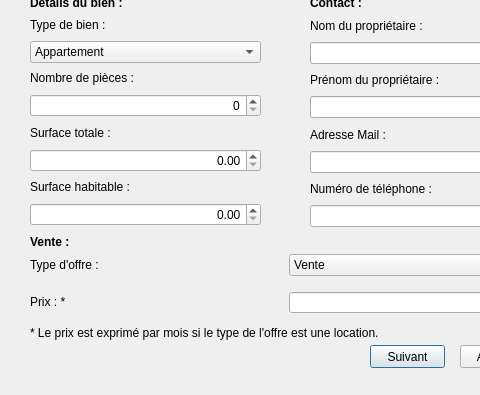
Old version of the form dialognewA.ui in the repository Kodstok/QtProjet; both pictures show x 0 to 480 and y 225 to 620 of the 573 by 620 pixel window.
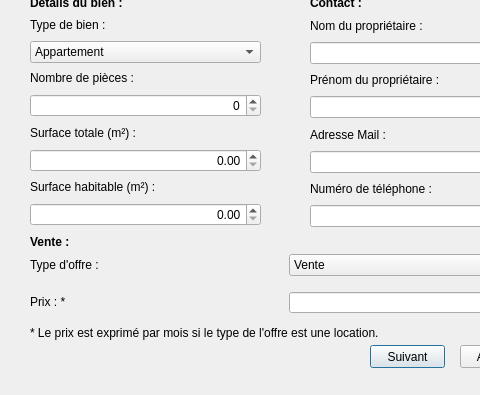
New version of the form.

Patch:
```diff
--- a/dialognewA.ui
+++ b/dialognewA.ui
@@ -293,7 +293,7 @@
        </font>
       </property>
       <property name="text">
-       <string>&lt;html&gt;&lt;head/&gt;&lt;body&gt;&lt;p&gt;&lt;span style=&quot; font-weight:400;&quot;&gt;Surface totale :&lt;/span&gt;&lt;/p&gt;&lt;/body&gt;&lt;/html&gt;</string>
+       <string>&lt;html&gt;&lt;head/&gt;&lt;body&gt;&lt;p&gt;&lt;span style=&quot; font-weight:400;&quot;&gt;Surface totale (m²) :&lt;/span&gt;&lt;/p&gt;&lt;/body&gt;&lt;/html&gt;</string>
       </property>
      </widget>
     </item>
@@ -316,7 +316,7 @@
        </font>
       </property>
       <property name="text">
-       <string>&lt;html&gt;&lt;head/&gt;&lt;body&gt;&lt;p&gt;&lt;span style=&quot; font-weight:400;&quot;&gt;Surface habitable :&lt;/span&gt;&lt;/p&gt;&lt;/body&gt;&lt;/html&gt;</string>
+       <string>&lt;html&gt;&lt;head/&gt;&lt;body&gt;&lt;p&gt;&lt;span style=&quot; font-weight:400;&quot;&gt;Surface habitable (m²) :&lt;/span&gt;&lt;/p&gt;&lt;/body&gt;&lt;/html&gt;</string>
       </property>
      </widget>
     </item>
```
Left out of the diff: 6 changed lines with no effect on the pictures.
